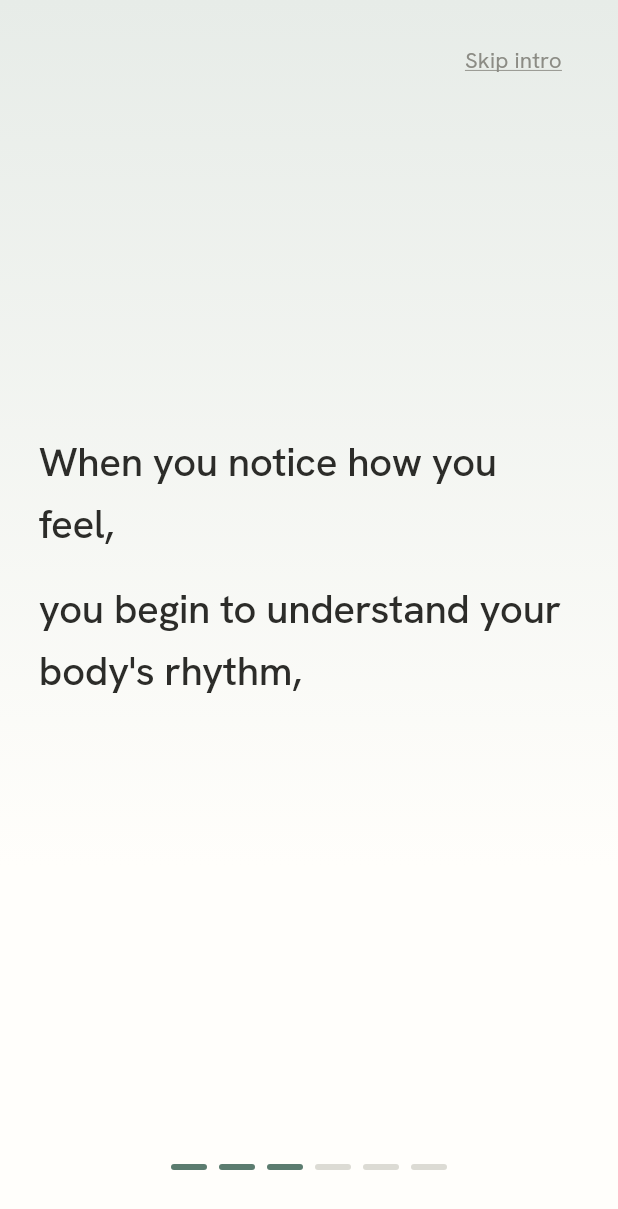
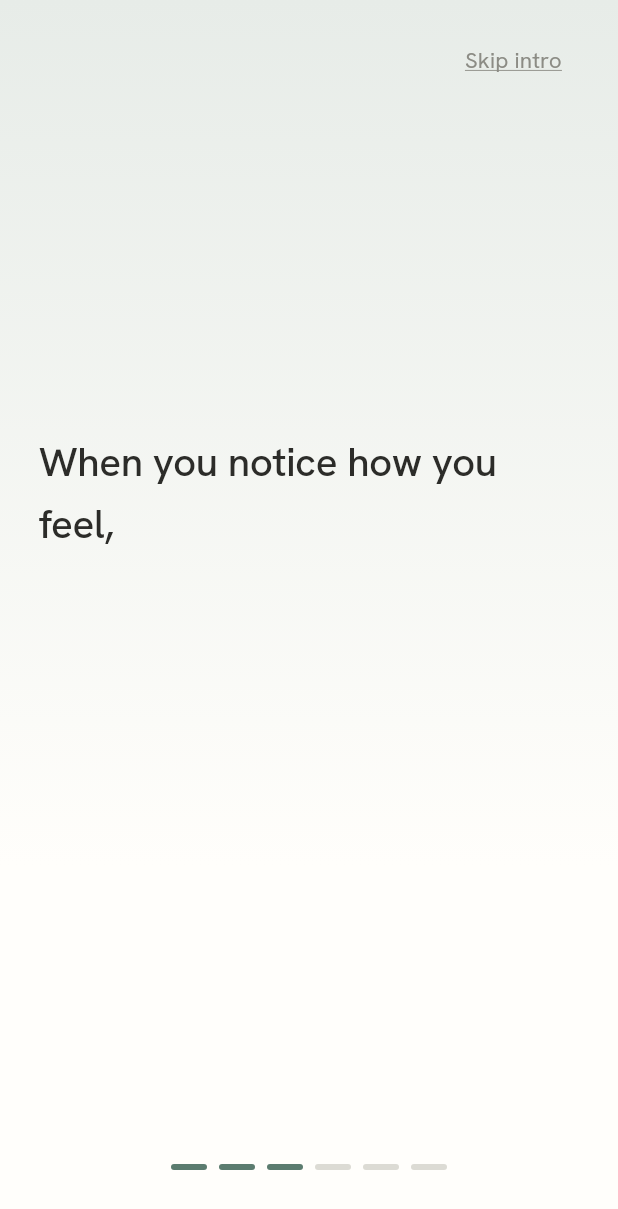
Before and after one commit to darshinigosalia/circa-flutter-app, a Flutter app: the screen it shows after launch, on a phone screen of 412 x 824 dp. Shown: the top 1209 px of the screen. Run offline on Flutter 3.47's test engine with Material 3 defaults, Android fonts, the phone set to English and light mode, and no system bars; our stand-ins replace fl_chart, google_fonts, hive_flutter, image_gallery_saver, local_auth; missing offline and left inert: flutter_dynamic_icon; accounts and stored records are empty.

Commit message:
Changing animation delay to 1s.

```diff
--- a/lib/screens/intro_screen.dart
+++ b/lib/screens/intro_screen.dart
@@ -40,32 +40,32 @@ class _IntroScreenState extends State<IntroScreen> with TickerProviderStateMixin
 
   static const List<IntroPage> _pages = [
     IntroPage(sentences: [
-      IntroSentence(sentence: "Hi.", gap: 500),
+      IntroSentence(sentence: "Hi.", gap: 1000),
       IntroSentence(sentence: "We're really glad you're here.", gap: 0),
     ]),
     IntroPage(sentences: [
-      IntroSentence(sentence: "your hormones and your cycles", gap: 500),
+      IntroSentence(sentence: "your hormones and your cycles", gap: 1000),
       IntroSentence(sentence: "together tell one story", gap: 0),
     ]),
     IntroPage(sentences: [
-      IntroSentence(sentence: "When you notice how you feel,", gap: 500),
-      IntroSentence(sentence: "you begin to understand your body's rhythm,", gap: 500),
+      IntroSentence(sentence: "When you notice how you feel,", gap: 1000),
+      IntroSentence(sentence: "you begin to understand your body's rhythm,", gap: 1000),
       IntroSentence(sentence: "whether you bleed, or not.", gap: 0),
     ]),
     IntroPage(sentences: [
-      IntroSentence(sentence: "Circa is for anyone navigating periods, hormones, or cycles", gap: 500),
+      IntroSentence(sentence: "Circa is for anyone navigating periods, hormones, or cycles", gap: 1000),
       IntroSentence(sentence: "no matter how you identify.", gap: 0),
     ]),
     IntroPage(sentences: [
-      IntroSentence(sentence: "Private. First, and always.", gap: 500),
-      IntroSentence(sentence: "Stored safely on your own device.", gap: 500),
-      IntroSentence(sentence: "No accounts, no ads, no data selling.", gap: 500),
+      IntroSentence(sentence: "Private. First, and always.", gap: 1000),
+      IntroSentence(sentence: "Stored safely on your own device.", gap: 1000),
+      IntroSentence(sentence: "No accounts, no ads, no data selling.", gap: 1000),
       IntroSentence(sentence: "And completely free.", gap: 0),
     ]),
     IntroPage(sentences: [
-      IntroSentence(sentence: "However your body moves through time,", gap: 500),
-      IntroSentence(sentence: "we'll follow along", gap: 500),
-      IntroSentence(sentence: "gently, and", gap: 500),
+      IntroSentence(sentence: "However your body moves through time,", gap: 1000),
+      IntroSentence(sentence: "we'll follow along", gap: 1000),
+      IntroSentence(sentence: "gently, and", gap: 1000),
       IntroSentence(sentence: "always at your pace.", gap: 0),
     ]),
   ];
```
